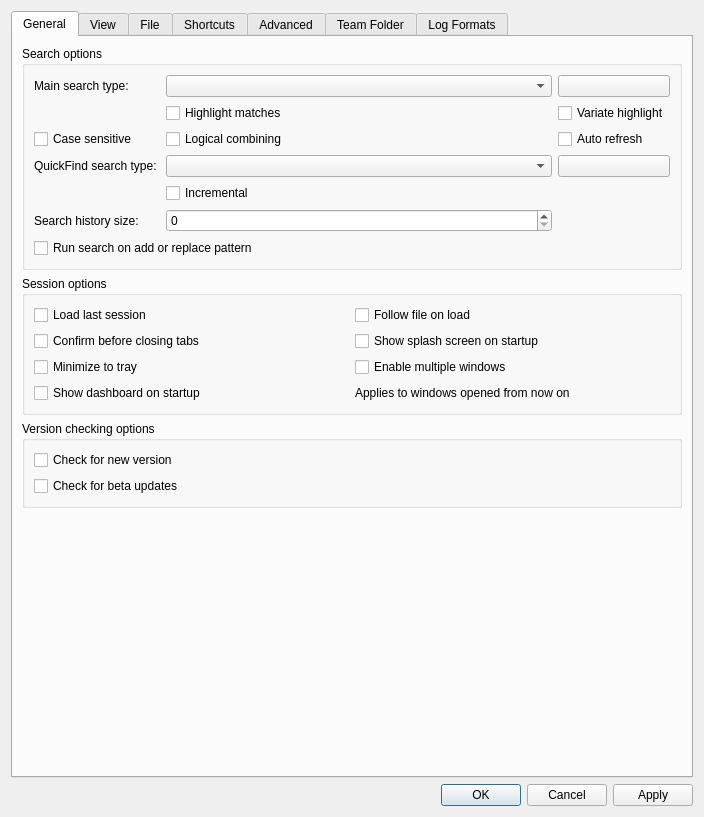
64x-lunicorn/LogSquirl, file src/ui/include/optionsdialog.ui: the form before one commit.
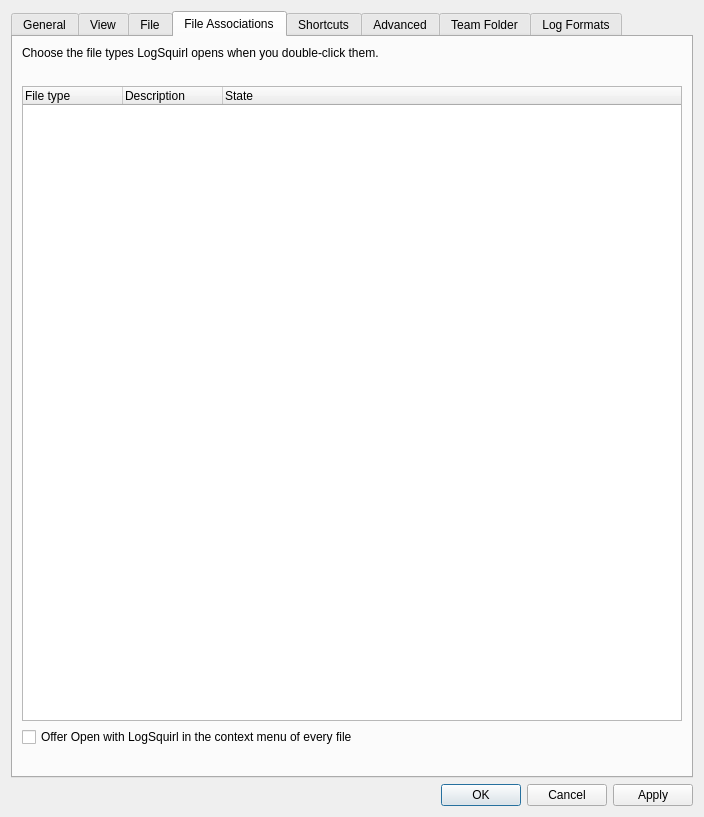
The form after the commit. The open tabs and pages were chosen to show the change.

Commit message: File Associations on all three platforms, Team Folder sync hints and last sync, Kept Searches in the Session, re-measured instruction-count thresholds (#717–#725, #712–#714, #704, #727, #665) (#736)

```diff
--- a/src/ui/include/optionsdialog.ui
+++ b/src/ui/include/optionsdialog.ui
@@ -787,6 +787,108 @@
        </item>
       </layout>
      </widget>
+     <widget class="QWidget" name="fileAssociationsTab">
+      <attribute name="title">
+       <string>File Associations</string>
+      </attribute>
+      <layout class="QVBoxLayout" name="fileAssociationsLayout">
+       <item>
+        <widget class="QLabel" name="fileAssociationsIntroLabel">
+         <property name="text">
+          <string>Choose the file types LogSquirl opens when you double-click them.</string>
+         </property>
+         <property name="wordWrap">
+          <bool>true</bool>
+         </property>
+        </widget>
+       </item>
+       <item>
+        <widget class="QWidget" name="fileAssociationsUnavailable" native="true">
+         <layout class="QHBoxLayout" name="fileAssociationsUnavailableLayout">
+          <property name="leftMargin">
+           <number>0</number>
+          </property>
+          <property name="topMargin">
+           <number>0</number>
+          </property>
+          <property name="rightMargin">
+           <number>0</number>
+          </property>
+          <property name="bottomMargin">
+           <number>0</number>
+          </property>
+          <item alignment="Qt::AlignTop">
+           <widget class="QLabel" name="fileAssociationsUnavailableIconLabel"/>
+          </item>
+          <item>
+           <widget class="QLabel" name="fileAssociationsUnavailableLabel">
+            <property name="wordWrap">
+             <bool>true</bool>
+            </property>
+            <property name="sizePolicy">
+             <sizepolicy hsizetype="Expanding" vsizetype="Preferred">
+              <horstretch>1</horstretch>
+              <verstretch>0</verstretch>
+             </sizepolicy>
+            </property>
+           </widget>
+          </item>
+         </layout>
+        </widget>
+       </item>
+       <item>
+        <widget class="QTreeWidget" name="fileAssociationsTree">
+         <property name="rootIsDecorated">
+          <bool>false</bool>
+         </property>
+         <property name="itemsExpandable">
+          <bool>false</bool>
+         </property>
+         <property name="uniformRowHeights">
+          <bool>true</bool>
+         </property>
+         <property name="editTriggers">
+          <set>QAbstractItemView::NoEditTriggers</set>
+         </property>
+         <property name="selectionMode">
+          <enum>QAbstractItemView::NoSelection</enum>
+         </property>
+         <column>
+          <property name="text">
+           <string>File type</string>
+          </property>
+         </column>
+         <column>
+          <property name="text">
+           <string>Description</string>
+          </property>
+         </column>
+         <column>
+          <property name="text">
+           <string>State</string>
+          </property>
+         </column>
+        </widget>
+       </item>
+       <item>
+        <widget class="QCheckBox" name="fileAssociationsContextMenuCheckBox">
+         <property name="text">
+          <string>Offer Open with LogSquirl in the context menu of every file</string>
+         </property>
+         <property name="toolTip">
+          <string>Opens files of any type in LogSquirl, such as rotated logs like app.log.1.</string>
+         </property>
+        </widget>
+       </item>
+       <item>
+        <widget class="QLabel" name="fileAssociationsNoteLabel">
+         <property name="wordWrap">
+          <bool>true</bool>
+         </property>
+        </widget>
+       </item>
+      </layout>
+     </widget>
      <widget class="QWidget" name="shortcutsTab">
       <attribute name="title">
        <string>Shortcuts</string>
```
Left out of the diff: 33 changed lines with no effect on the pictures. The commit also changes 105 other files.
